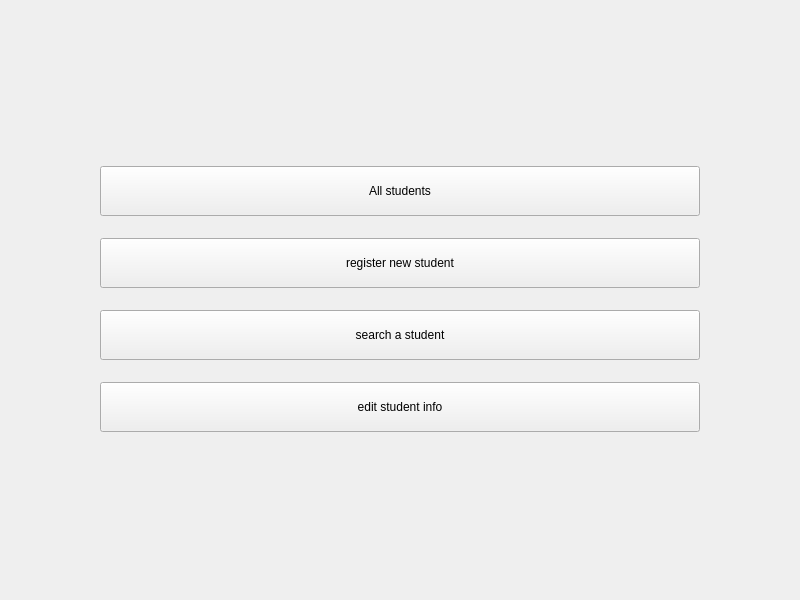
Old version of the form Project/mainwindow.ui in the repository shawkyebrahim2514/student-system-management.
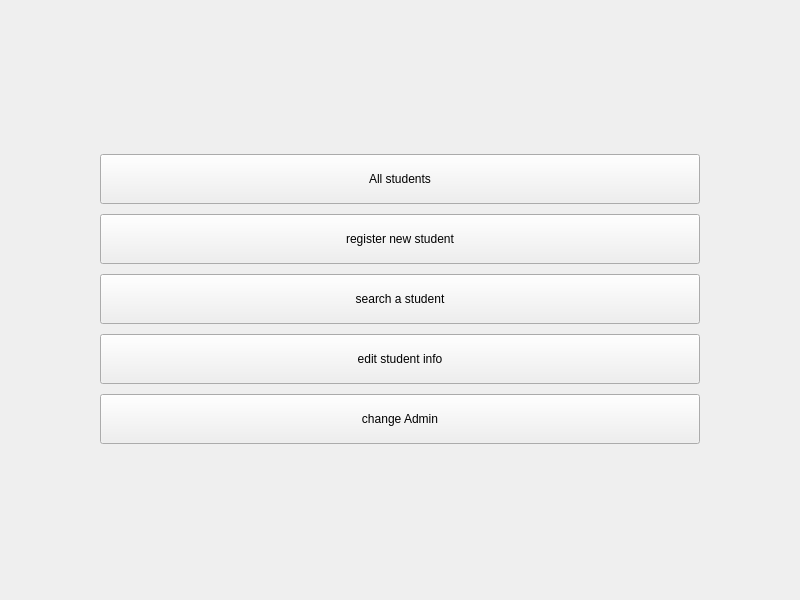
New version of the form. Icons and pictures are not drawn.

```diff
--- a/Project/mainwindow.ui
+++ b/Project/mainwindow.ui
@@ -89,6 +89,19 @@
       </property>
      </widget>
     </item>
+    <item>
+     <widget class="QPushButton" name="changeAdminBtn">
+      <property name="minimumSize">
+       <size>
+        <width>0</width>
+        <height>50</height>
+       </size>
+      </property>
+      <property name="text">
+       <string>change Admin</string>
+      </property>
+     </widget>
+    </item>
    </layout>
   </widget>
  </widget>
```
